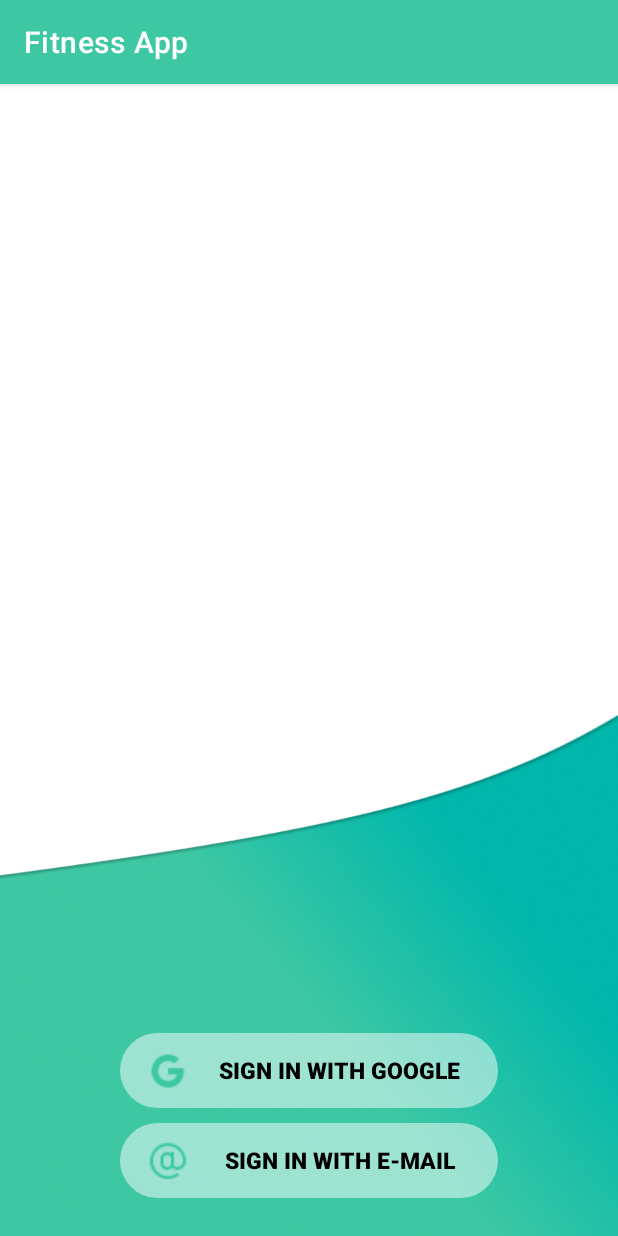
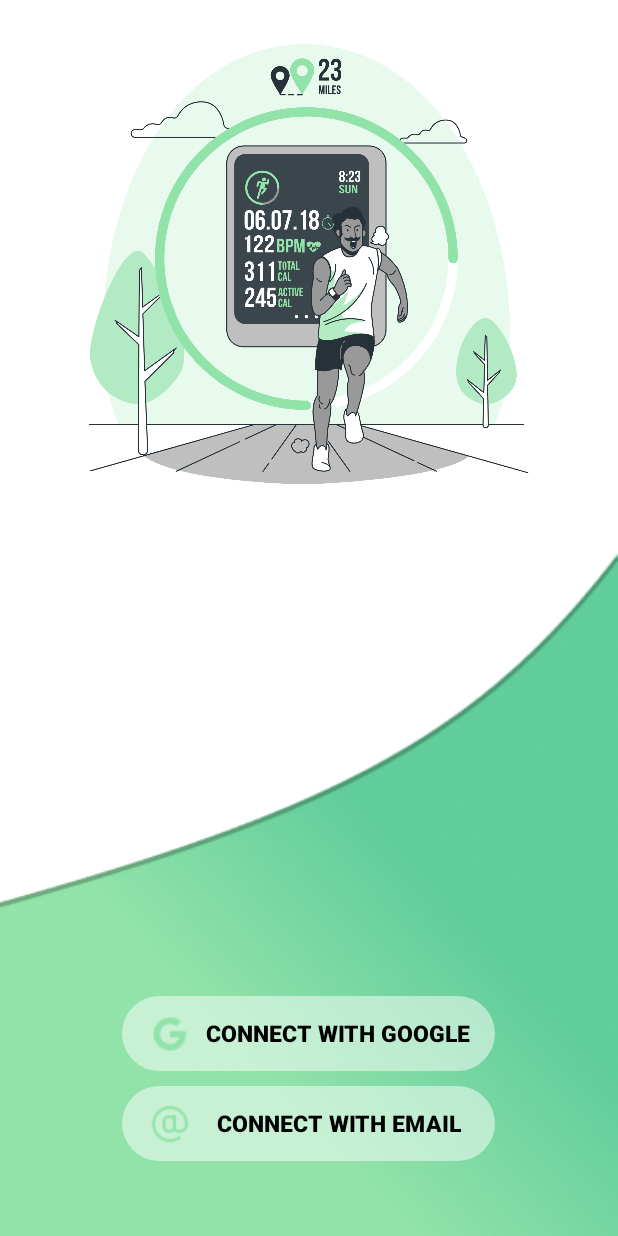
Before and after one commit to juradavid/FitnessApp, an Android app: the screen it shows after launch (first_page), on a phone screen of 412 x 824 dp. Run offline under Robolectric (Android 15) with nearby library versions, the phone set to English and light mode, and no system bars; 1 statement that could not run was skipped.

Commit message:
Concept v0.1

```diff
--- a/app/src/main/java/com/example/fitnessapp/MainActivity.java
+++ b/app/src/main/java/com/example/fitnessapp/MainActivity.java
@@ -2,6 +2,8 @@ package com.example.fitnessapp;
 
 import androidx.appcompat.app.AppCompatActivity;
 
+import android.app.admin.DevicePolicyManager;
+import android.content.ComponentName;
 import android.content.Context;
 import android.content.Intent;
 import android.content.SharedPreferences;
@@ -10,36 +12,103 @@ import android.net.ConnectivityManager;
 import android.net.NetworkInfo;
 import android.os.Bundle;
 import android.os.Handler;
+import android.view.Window;
+import android.view.WindowManager;
+
+import static android.view.WindowManager.LayoutParams.TYPE_SYSTEM_OVERLAY;
 
 public class MainActivity extends AppCompatActivity {
 
     public static String SHARED_PREFS = "com.example.fitnessapp";
+    public static boolean CONNECTION = true;
+    DevicePolicyManager mDevicePolicyManager;
 
     @Override
     protected void onCreate(Bundle savedInstanceState) {
         super.onCreate(savedInstanceState);
+
+        //We check if the user use the light mode or the night mode, after we save this in one variable
+        checkUserMode();
+
         setContentView(R.layout.activity_main);
+
+        //We check if the user have internet connection
+        checkConnection();
 
         //After 5 seconds from the last command the new activity well be launched
         Handler handler = new Handler();
         handler.postDelayed(new Runnable() {
             @Override
             public void run() {
+                if(CONNECTION) {
                     Intent intent = new Intent(getApplicationContext(), first_page.class);
                     intent.setFlags(Intent.FLAG_ACTIVITY_CLEAR_TOP |
                             Intent.FLAG_ACTIVITY_CLEAR_TASK |
                             Intent.FLAG_ACTIVITY_NEW_TASK);
                     startActivity(intent);
                     overridePendingTransition(R.anim.slide_right, R.anim.slide_out_left);
-                finish();
+                }else{
+                    Intent intent = new Intent(getApplicationContext(), no_internet_connection.class);
+                    intent.setFlags(Intent.FLAG_ACTIVITY_CLEAR_TOP |
+                            Intent.FLAG_ACTIVITY_CLEAR_TASK |
+                            Intent.FLAG_ACTIVITY_NEW_TASK);
+                    startActivity(intent);
+                    overridePendingTransition(R.anim.slide_right, R.anim.slide_out_left);
+                }
             }
         },5000);
     }
 
     @Override
     protected void onStart() {
+        super.onStart();
+    }
 
-        //We check if the user use the light mode or the night mode, after we save this in one variable
+    @Override
+    protected void onRestart() {
+        checkUserMode();
+        Handler fHandler = new Handler();
+        fHandler.postDelayed(new Runnable() {
+            @Override
+            public void run() {
+                checkConnection();
+            }
+        },2000);
+        super.onRestart();
+    }
+
+    @Override
+    public void onWindowFocusChanged(boolean hasFocus) {
+        if(hasFocus){
+            checkUserMode();
+            Handler fHandler = new Handler();
+            fHandler.postDelayed(new Runnable() {
+                @Override
+                public void run() {
+                    checkConnection();
+                }
+            },5000);
+        }
+        super.onWindowFocusChanged(hasFocus);
+    }
+
+    //Back button is disable
+    @Override
+    public void onBackPressed() {
+        //super.onBackPressed();
+    }
+
+    @Override
+    public void finish() {
+        super.finish();
+    }
+
+    @Override
+    protected void onDestroy() {
+        super.onDestroy();
+    }
+
+    public void checkUserMode(){
         SharedPreferences.Editor editor = getSharedPreferences(SHARED_PREFS,MODE_PRIVATE).edit();
         int nightModeFlags =
                 getApplicationContext().getResources().getConfiguration().uiMode &
@@ -54,32 +123,15 @@ public class MainActivity extends AppCompatActivity {
                 editor.commit();
                 break;
         }
+    }
 
-        //We check if the user have internet connection
+    public void checkConnection(){
         ConnectivityManager connectivityManager = (ConnectivityManager)getApplicationContext()
                 .getSystemService(Context.CONNECTIVITY_SERVICE);
         NetworkInfo activeNetwork = connectivityManager.getActiveNetworkInfo();
         boolean isConnected = activeNetwork != null && activeNetwork.isConnectedOrConnecting();
         if(!isConnected){
-            Intent intent = new Intent(getApplicationContext(), no_internet_connection.class);
-            intent.setFlags(Intent.FLAG_ACTIVITY_CLEAR_TOP |
-                    Intent.FLAG_ACTIVITY_CLEAR_TASK |
-                    Intent.FLAG_ACTIVITY_NEW_TASK);
-            startActivity(intent);
-        }else{
-            super.onStart();
+            CONNECTION = false;
         }
     }
-
-
-    //Back button is disable
-    @Override
-    public void onBackPressed() {
-        //super.onBackPressed();
 }
-
-    @Override
-    public void finish() {
-        super.finish();
-    }
-}
--- a/app/src/main/java/com/example/fitnessapp/first_page.java
+++ b/app/src/main/java/com/example/fitnessapp/first_page.java
@@ -3,37 +3,65 @@ package com.example.fitnessapp;
 import androidx.appcompat.app.AppCompatActivity;
 import androidx.core.content.ContextCompat;
 
+import android.content.Context;
+import android.content.Intent;
 import android.content.SharedPreferences;
 import android.graphics.drawable.Drawable;
+import android.net.ConnectivityManager;
+import android.net.NetworkInfo;
 import android.os.Bundle;
 import android.view.View;
 import android.widget.RelativeLayout;
 
 public class first_page extends AppCompatActivity {
 
-    View vector;
-    RelativeLayout rectangle;
+    View background;
 
     SharedPreferences sharedPreferences;
+
+    public static boolean CONNECTION = true;
 
     @Override
     protected void onCreate(Bundle savedInstanceState) {
         super.onCreate(savedInstanceState);
         setContentView(R.layout.activity_first_page);
+        //We apply the light or night graphics
+        background = findViewById(R.id.background);
+        sharedPreferences =  getSharedPreferences(MainActivity.SHARED_PREFS, MODE_PRIVATE);
+        String app_mode = sharedPreferences.getString("app_mode", "");
+        if(app_mode.equals("light")){
+            background.setBackground(ContextCompat.getDrawable(getApplicationContext(), R.drawable.background_light));
+        }
     }
 
     @Override
     protected void onStart() {
-        //We apply the light or night graphics
-        vector = findViewById(R.id.vector_1);
-        rectangle = findViewById(R.id.rectangle_1);
-        sharedPreferences =  getSharedPreferences(MainActivity.SHARED_PREFS, MODE_PRIVATE);
-        String app_mode = sharedPreferences.getString("app_mode", "");
-        if(app_mode.equals("light")){
-            vector.setBackground(ContextCompat.getDrawable(getApplicationContext(), R.drawable.vector_light));
-            rectangle.setBackground(ContextCompat.getDrawable(getApplicationContext(), R.drawable.rectangle_light));
+        super.onStart();
+    }
+
+    @Override
+    protected void onPause() {
+        super.onPause();
+    }
+
+    @Override
+    protected void onResume() {
+        super.onResume();
+    }
+
+    @Override
+    public void onWindowFocusChanged(boolean hasFocus) {
+        super.onWindowFocusChanged(hasFocus);
+        while(CONNECTION){
+            checkConnection();
         }
-        super.onStart();
+        if(!CONNECTION){
+            Intent intent = new Intent(getApplicationContext(), no_internet_connection.class);
+            intent.setFlags(Intent.FLAG_ACTIVITY_CLEAR_TOP |
+                    Intent.FLAG_ACTIVITY_CLEAR_TASK |
+                    Intent.FLAG_ACTIVITY_NEW_TASK);
+            startActivity(intent);
+        }
     }
 
     //When user press on back button the activity will be put in the background of the phone
@@ -46,4 +74,14 @@ public class first_page extends AppCompatActivity {
     public void finish() {
         super.finish();
     }
+
+    public void checkConnection(){
+        ConnectivityManager connectivityManager = (ConnectivityManager)getApplicationContext()
+                .getSystemService(Context.CONNECTIVITY_SERVICE);
+        NetworkInfo activeNetwork = connectivityManager.getActiveNetworkInfo();
+        boolean isConnected = activeNetwork != null && activeNetwork.isConnectedOrConnecting();
+        if(!isConnected){
+            CONNECTION = false;
+        }
+    }
 }
--- a/app/src/main/res/layout/activity_first_page.xml
+++ b/app/src/main/res/layout/activity_first_page.xml
@@ -6,70 +6,67 @@
     android:layout_height="match_parent"
     tools:context=".first_page">
 
-    <RelativeLayout
-        android:id="@+id/rectangle_1"
-        android:layout_width="match_parent"
-        android:layout_height="350dp"
+    <View
+        android:id="@+id/background"
+        android:layout_width="wrap_content"
+        android:layout_height="456dp"
+        android:layout_alignParentLeft="true"
+        android:layout_alignParentTop="true"
+        android:background="@drawable/background_light"
         app:layout_constraintBottom_toBottomOf="parent"
         app:layout_constraintEnd_toEndOf="parent"
-        android:background="@drawable/rectangle_light"
-        app:layout_constraintStart_toStartOf="parent">
+        app:layout_constraintHorizontal_bias="1.0"
+        app:layout_constraintStart_toStartOf="parent"
+        app:layout_constraintTop_toTopOf="parent"
+        app:layout_constraintVertical_bias="1.0" />
 
-        <View
-            android:id="@+id/vector_1"
-            android:layout_width="match_parent"
-            android:layout_height="999dp"
-            android:layout_alignParentLeft="true"
-            android:layout_alignParentTop="true"
-            android:layout_marginLeft="0dp"
-            android:layout_marginTop="-4dp"
-            android:layout_marginBottom="235dp"
-            android:background="@drawable/vector_light"
+    <Button
+        android:id="@+id/sign_in_google"
+        android:layout_width="wrap_content"
+        android:layout_height="50dp"
+        android:layout_marginBottom="110dp"
+        android:background="@drawable/first_rounded_button_light"
+        android:drawableLeft="@drawable/google_light"
+        android:text="CONNECT WITH GOOGLE"
+        android:textColor="@color/black"
+        android:textSize="15dp"
+        android:textStyle="bold"
+        app:backgroundTint="@null"
+        style="?android:attr/borderlessButtonStyle"
         app:layout_constraintBottom_toBottomOf="parent"
         app:layout_constraintEnd_toEndOf="parent"
-            app:layout_constraintHorizontal_bias="0.0"
+        app:layout_constraintHorizontal_bias="0.498"
         app:layout_constraintStart_toStartOf="parent" />
 
     <Button
-            android:id="@+id/button_sign_in_google"
-            android:layout_width="200dp"
+        android:id="@+id/sign_in_email"
+        android:layout_width="@+id/sign_in_google"
         android:layout_height="50dp"
-            android:layout_alignParentStart="true"
-            android:layout_alignParentEnd="true"
-            android:layout_alignParentBottom="true"
-            app:backgroundTint="@null"
+        android:layout_marginBottom="50dp"
+        android:background="@drawable/first_rounded_button_light"
+        android:drawableLeft="@drawable/email_light"
+        android:text="CONNECT WITH EMAIL"
         android:textColor="@color/black"
-            android:layout_marginStart="80dp"
+        style="?android:attr/borderlessButtonStyle"
         android:textSize="15dp"
         android:textStyle="bold"
-            android:background="@drawable/first_rounded_button_light"
-            android:layout_marginEnd="80dp"
-            android:layout_marginBottom="85dp"
-            android:drawableLeft="@drawable/google_32px"
-            style="?android:attr/borderlessButtonStyle"
-            android:text="SIGN IN WITH GOOGLE" />
+        app:backgroundTint="@null"
+        app:layout_constraintBottom_toBottomOf="parent"
+        app:layout_constraintEnd_toEndOf="@+id/sign_in_google"
+        app:layout_constraintStart_toStartOf="@+id/sign_in_google" />
 
-        <Button
-            android:id="@+id/button_sing_in_email"
-            android:layout_width="200dp"
-            android:layout_height="50dp"
-            android:layout_alignParentStart="true"
-            android:layout_alignParentEnd="true"
-            android:layout_alignParentBottom="true"
-            app:backgroundTint="@null"
-            android:textColor="@color/black"
-            android:layout_marginStart="80dp"
-            android:textStyle="bold"
-            android:textSize="15dp"
-            android:background="@drawable/first_rounded_button_light"
-            android:layout_marginEnd="80dp"
-            android:layout_marginBottom="25dp"
-            android:drawablePadding="100dp"
-            style="?android:attr/borderlessButtonStyle"
-            android:drawableLeft="@drawable/important_mail_32px"
-            android:text="SIGN IN WITH E-MAIL" />
-
-    </RelativeLayout>
-
+    <View
+        android:id="@+id/some_id"
+        android:layout_width="350dp"
+        android:layout_height="350dp"
+        android:layout_alignParentLeft="true"
+        android:layout_alignParentTop="true"
+        android:background="@drawable/first_illustration_light"
+        app:layout_constraintBottom_toTopOf="@+id/background"
+        app:layout_constraintEnd_toEndOf="parent"
+        app:layout_constraintHorizontal_bias="0.491"
+        app:layout_constraintStart_toStartOf="parent"
+        app:layout_constraintTop_toTopOf="parent"
+        app:layout_constraintVertical_bias="0.09" />
 
 </androidx.constraintlayout.widget.ConstraintLayout>
--- a/app/src/main/res/values-night/themes.xml
+++ b/app/src/main/res/values-night/themes.xml
@@ -1,6 +1,6 @@
 <resources xmlns:tools="http://schemas.android.com/tools">
     <!-- Base application theme. -->
-    <style name="Theme.FitnessApp" parent="Theme.MaterialComponents.DayNight.DarkActionBar">
+    <style name="Theme.FitnessApp" parent="Theme.MaterialComponents.DayNight.NoActionBar">
         <!-- Primary brand color. -->
         <item name="colorPrimary">@color/purple_200</item>
         <item name="colorPrimaryVariant">@color/purple_700</item>
--- a/app/src/main/res/values/themes.xml
+++ b/app/src/main/res/values/themes.xml
@@ -1,6 +1,6 @@
 <resources xmlns:tools="http://schemas.android.com/tools">
     <!-- Base application theme. -->
-    <style name="Theme.FitnessApp" parent="Theme.MaterialComponents.DayNight.DarkActionBar">
+    <style name="Theme.FitnessApp" parent="Theme.MaterialComponents.DayNight.NoActionBar">
         <!-- Primary brand color. -->
         <item name="colorPrimary">@color/greenLight</item>
         <item name="colorPrimaryVariant">@color/greenLight</item>
```
Also changed, not shown: app/src/main/AndroidManifest.xml (+6 -3 lines), app/src/main/java/com/example/fitnessapp/no_internet_connection.java (+64 -0 lines), app/src/main/res/drawable/no_internet_button_light.xml (added, +9 -0 lines), app/src/main/res/layout/activity_main.xml (+15 -0 lines), app/src/main/res/layout/activity_no_internet_connection.xml (+41 -4 lines), app/src/main/res/drawable-v24/background_light.png (added), app/src/main/res/drawable-v24/connection_light.png (added), app/src/main/res/drawable-v24/first_illustration_light.png (added), app/src/main/res/drawable-v24/rectangle_light.png (deleted), app/src/main/res/drawable-v24/vector_light.png (deleted), app/src/main/res/drawable/email_light.png (added), app/src/main/res/drawable/google_light.png (added), app/src/main/res/drawable/reset_light.png (added). Lines whose indentation alone changed are shown as unchanged.
